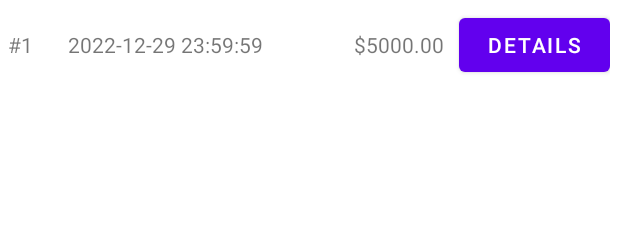
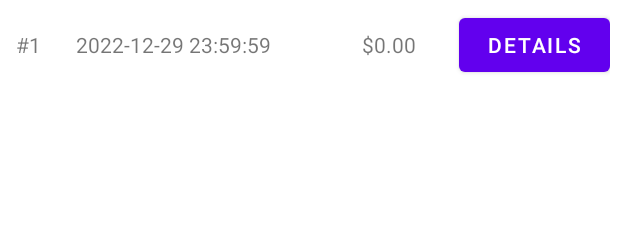
Before and after one commit to jacklee-code/TuckShopApp, an Android app: the layout records_adapter.xml on its own in the app's theme, with its tools: preview values and no code run, on a phone screen of 412 x 824 dp. Shown: the top 225 px of the screen. Run offline under Robolectric (Android 15) with nearby library versions, the phone set to English and light mode, and no system bars.

Commit message:
Improved Record UI

```diff
--- a/app/src/main/res/layout/records_adapter.xml
+++ b/app/src/main/res/layout/records_adapter.xml
@@ -11,6 +11,7 @@
         android:layout_width="0dp"
         android:layout_height="match_parent"
         android:layout_weight="1"
+        android:paddingLeft="5dp"
         android:gravity="center_vertical"
         android:text="#1" />
 
@@ -19,6 +20,7 @@
         android:layout_width="0dp"
         android:layout_height="match_parent"
         android:layout_weight="4.75"
+        android:paddingLeft="5dp"
         android:gravity="center_vertical"
         android:text="2022-12-29 23:59:59 " />
 
@@ -27,8 +29,9 @@
         android:layout_width="0dp"
         android:layout_height="match_parent"
         android:layout_weight="1.75"
+        android:paddingLeft="5dp"
         android:gravity="center_vertical"
-        android:text="$5000.00" />
+        android:text="$0.00" />
 
     <Button
         android:id="@+id/rlistitem_details"
```
